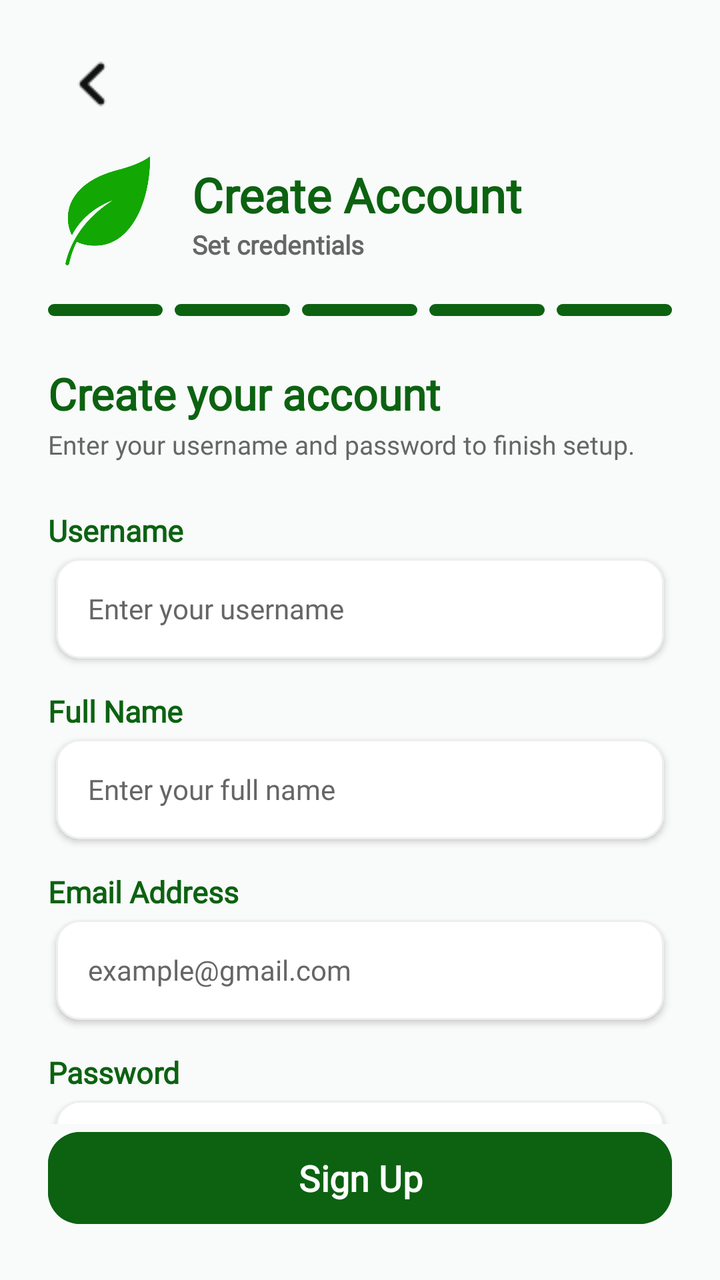
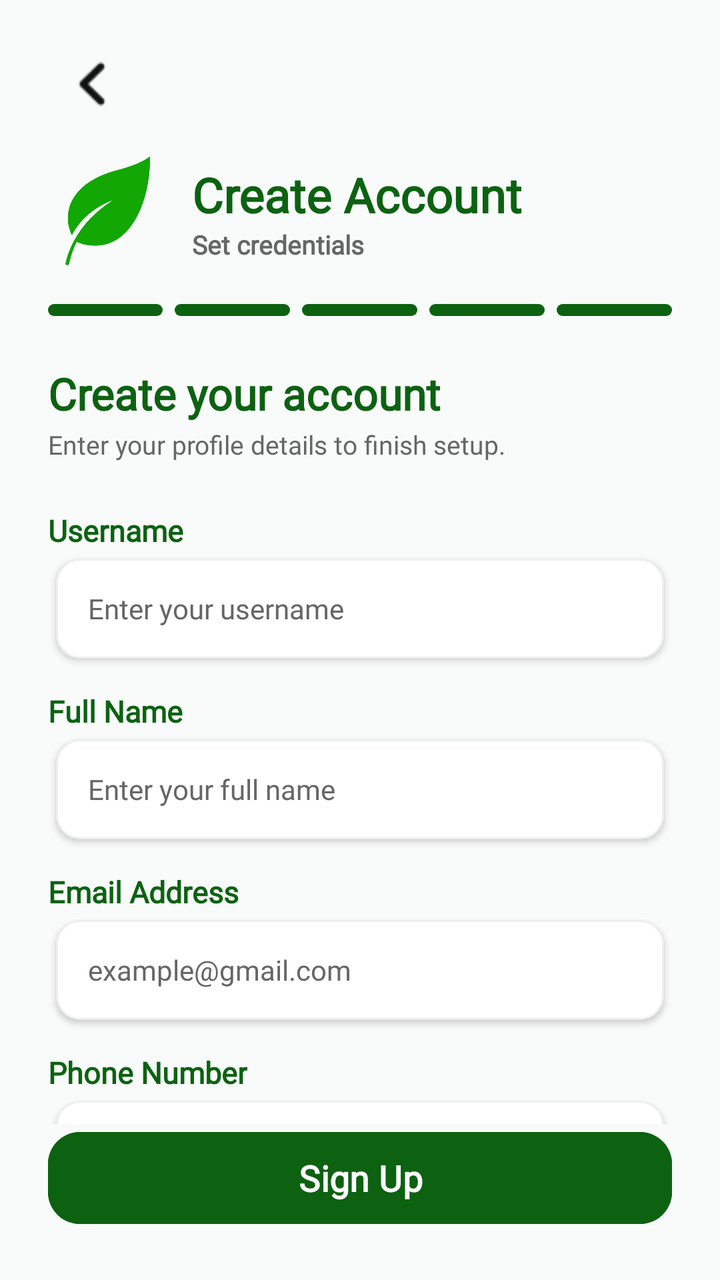

An Android layout rendered at two revisions. The XML below is the earlier revision; the diff shows what the commit changed to produce the second picture.
<!-- AndroidManifest.xml: application theme Theme.SmartGrow -->
<!-- res/layout/activity_register_step5.xml -->
<?xml version="1.0" encoding="utf-8"?>
<androidx.constraintlayout.widget.ConstraintLayout
    xmlns:android="http://schemas.android.com/apk/res/android"
    xmlns:app="http://schemas.android.com/apk/res-auto"
    xmlns:tools="http://schemas.android.com/tools"
    android:layout_width="match_parent"
    android:layout_height="match_parent"
    android:background="@color/background">

    
    <androidx.constraintlayout.widget.ConstraintLayout
        android:id="@+id/layout_header_fixed"
        android:layout_width="match_parent"
        android:layout_height="wrap_content"
        android:paddingHorizontal="24dp"
        android:paddingTop="20dp"
        android:paddingBottom="8dp"
        app:layout_constraintTop_toTopOf="parent">

        <ImageButton
            android:id="@+id/btn_register_back"
            android:layout_width="44dp"
            android:layout_height="44dp"
            android:background="?android:attr/selectableItemBackgroundBorderless"
            android:src="@drawable/back_button_login"
            android:contentDescription="Back"
            android:scaleType="centerInside"
            app:layout_constraintTop_toTopOf="parent"
            app:layout_constraintStart_toStartOf="parent"
            app:tint="@color/text_primary" />

        <LinearLayout
            android:id="@+id/layout_register_header"
            android:layout_width="0dp"
            android:layout_height="wrap_content"
            android:orientation="horizontal"
            android:gravity="center_vertical"
            android:layout_marginTop="12dp"
            app:layout_constraintTop_toBottomOf="@id/btn_register_back"
            app:layout_constraintStart_toStartOf="parent"
            app:layout_constraintEnd_toEndOf="parent">

            <ImageView
                android:layout_width="60dp"
                android:layout_height="60dp"
                android:src="@drawable/smartgrow_logo"
                app:tint="#12A703"
                android:contentDescription="SmartGrow Logo" />

            <LinearLayout
                android:layout_width="wrap_content"
                android:layout_height="wrap_content"
                android:orientation="vertical"
                android:layout_marginStart="12dp">

                <TextView
                    android:layout_width="wrap_content"
                    android:layout_height="wrap_content"
                    android:text="Create Account"
                    android:textSize="24sp"
                    android:textStyle="bold"
                    android:fontFamily="@font/poppins"
                    android:textColor="@color/primary_green" />

                <TextView
                    android:layout_width="wrap_content"
                    android:layout_height="wrap_content"
                    android:text="Set credentials"
                    android:textSize="13sp"
                    android:textStyle="bold"
                    android:fontFamily="@font/poppins"
                    android:textColor="@color/text_secondary" />
            </LinearLayout>
        </LinearLayout>

        <LinearLayout
            android:id="@+id/layout_indicator_bars"
            android:layout_width="match_parent"
            android:layout_height="6dp"
            android:orientation="horizontal"
            android:layout_marginTop="16dp"
            android:weightSum="5"
            app:layout_constraintTop_toBottomOf="@id/layout_register_header">

            <View android:layout_width="0dp" android:layout_height="match_parent" android:layout_weight="1" android:layout_marginEnd="6dp" android:background="@drawable/indicator_green" />
            <View android:layout_width="0dp" android:layout_height="match_parent" android:layout_weight="1" android:layout_marginEnd="6dp" android:background="@drawable/indicator_green" />
            <View android:layout_width="0dp" android:layout_height="match_parent" android:layout_weight="1" android:layout_marginEnd="6dp" android:background="@drawable/indicator_green" />
            <View android:layout_width="0dp" android:layout_height="match_parent" android:layout_weight="1" android:layout_marginEnd="6dp" android:background="@drawable/indicator_green" />
            <View android:layout_width="0dp" android:layout_height="match_parent" android:layout_weight="1" android:background="@drawable/indicator_green" />
        </LinearLayout>
    </androidx.constraintlayout.widget.ConstraintLayout>

    
    <androidx.core.widget.NestedScrollView
        android:id="@+id/scroll_view_content"
        android:layout_width="match_parent"
        android:layout_height="0dp"
        android:fillViewport="true"
        app:layout_constraintTop_toBottomOf="@id/layout_header_fixed"
        app:layout_constraintBottom_toTopOf="@id/btn_signup">

        <androidx.constraintlayout.widget.ConstraintLayout
            android:layout_width="match_parent"
            android:layout_height="wrap_content"
            android:paddingHorizontal="24dp"
            android:paddingTop="16dp"
            android:paddingBottom="24dp">

            <TextView
                android:id="@+id/tv_form_title"
                android:layout_width="match_parent"
                android:layout_height="wrap_content"
                android:text="Create your account"
                android:textSize="22sp"
                android:textStyle="bold"
                android:textColor="@color/primary_green"
                android:fontFamily="@font/poppins"
                app:layout_constraintTop_toTopOf="parent" />

            <TextView
                android:id="@+id/tv_form_subtitle"
                android:layout_width="match_parent"
                android:layout_height="wrap_content"
                android:text="Enter your username and password to finish setup."
                android:textSize="13sp"
                android:textColor="@color/text_secondary"
                android:fontFamily="@font/poppins"
                android:layout_marginTop="2dp"
                app:layout_constraintTop_toBottomOf="@id/tv_form_title" />

            <LinearLayout
                android:id="@+id/layout_fields"
                android:layout_width="match_parent"
                android:layout_height="wrap_content"
                android:orientation="vertical"
                android:layout_marginTop="24dp"
                app:layout_constraintTop_toBottomOf="@id/tv_form_subtitle">

                <TextView
                    android:layout_width="wrap_content"
                    android:layout_height="wrap_content"
                    android:text="Username" android:textColor="@color/primary_green"
                    android:textSize="15sp" android:textStyle="bold"
                    android:fontFamily="@font/poppins"
                    android:layout_marginBottom="4dp" />
                <com.google.android.material.card.MaterialCardView
                    android:layout_width="match_parent"
                    android:layout_height="50dp"
                    android:layout_marginHorizontal="4dp"
                    android:layout_marginBottom="16dp"
                    app:cardElevation="2dp"
                    app:cardCornerRadius="12dp"
                    app:cardBackgroundColor="@color/card_background"
                    app:strokeWidth="1dp"
                    app:strokeColor="@color/divider">
                    <EditText
                        android:id="@+id/et_username"
                        android:layout_width="match_parent"
                        android:layout_height="match_parent"
                        android:background="@null"
                        android:hint="Enter your username"
                        android:textColorHint="@color/text_secondary"
                        android:inputType="text"
                        android:paddingHorizontal="16dp"
                        android:textSize="14sp"
                        android:textColor="@color/text_primary"
                        android:fontFamily="@font/poppins" />
                </com.google.android.material.card.MaterialCardView>

                <TextView
                    android:layout_width="wrap_content"
                    android:layout_height="wrap_content"
                    android:text="Full Name"
                    android:textColor="@color/primary_green"
                    android:textSize="15sp"
                    android:textStyle="bold"
                    android:fontFamily="@font/poppins"
                    android:layout_marginBottom="4dp" />
                <com.google.android.material.card.MaterialCardView
                    android:layout_width="match_parent"
                    android:layout_height="50dp"
                    android:layout_marginHorizontal="4dp"
                    android:layout_marginBottom="16dp"
                    app:cardElevation="2dp"
                    app:cardCornerRadius="12dp"
                    app:cardBackgroundColor="@color/card_background"
                    app:strokeWidth="1dp"
                    app:strokeColor="@color/divider">
                    <EditText android:id="@+id/et_fullname"
                        android:layout_width="match_parent"
                        android:layout_height="match_parent"
                        android:background="@null"
                        android:hint="Enter your full name"
                        android:textColorHint="@color/text_secondary"
                        android:inputType="textPersonName"
                        android:paddingHorizontal="16dp"
                        android:textSize="14sp" android:textColor="@color/text_primary"
                        android:fontFamily="@font/poppins" />
                </com.google.android.material.card.MaterialCardView>

                <TextView
                    android:layout_width="wrap_content"
                    android:layout_height="wrap_content"
                    android:text="Email Address"
                    android:textColor="@color/primary_green"
                    android:textSize="15sp"
                    android:textStyle="bold"
                    android:fontFamily="@font/poppins"
                    android:layout_marginBottom="4dp" />
                <com.google.android.material.card.MaterialCardView
                    android:layout_width="match_parent"
                    android:layout_height="50dp"
                    android:layout_marginHorizontal="4dp"
                    android:layout_marginBottom="16dp"
                    app:cardElevation="2dp"
                    app:cardCornerRadius="12dp"
                    app:cardBackgroundColor="@color/card_background"
                    app:strokeWidth="1dp"
                    app:strokeColor="@color/divider">
                    <EditText android:id="@+id/et_email"
                        android:layout_width="match_parent"
                        android:layout_height="match_parent"
                        android:background="@null"
                        android:hint="example@gmail.com"
                        android:textColorHint="@color/text_secondary"
                        android:inputType="textEmailAddress"
                        android:paddingHorizontal="16dp"
                        android:textSize="14sp" android:textColor="@color/text_primary"
                        android:fontFamily="@font/poppins" />
                </com.google.android.material.card.MaterialCardView>

                <TextView
                    android:layout_width="wrap_content"
                    android:layout_height="wrap_content"
                    android:text="Password"
                    android:textColor="@color/primary_green"
                    android:textSize="15sp"
                    android:textStyle="bold"
                    android:fontFamily="@font/poppins"
                    android:layout_marginBottom="4dp" />
                <com.google.android.material.card.MaterialCardView
                    android:layout_width="match_parent"
                    android:layout_height="50dp"
                    android:layout_marginHorizontal="4dp"
                    android:layout_marginBottom="16dp"
                    app:cardElevation="2dp"
                    app:cardCornerRadius="12dp"
                    app:cardBackgroundColor="@color/card_background"
                    app:strokeWidth="1dp"
                    app:strokeColor="@color/divider">
                    <com.google.android.material.textfield.TextInputLayout
                        android:layout_width="match_parent"
                        android:layout_height="match_parent"
                        app:hintEnabled="false"
                        app:passwordToggleEnabled="true"
                        app:passwordToggleTint="@color/text_secondary"
                        style="@style/Widget.Design.TextInputLayout">
                        <com.google.android.material.textfield.TextInputEditText
                            android:id="@+id/et_password"
                            android:layout_width="match_parent"
                            android:layout_height="match_parent"
                            android:background="@null"
                            android:hint="Enter your password"
                            android:textColorHint="@color/text_secondary"
                            android:inputType="textPassword"
                            android:paddingHorizontal="16dp"
                            android:textSize="14sp"
                            android:textColor="@color/text_primary"
                            android:fontFamily="@font/poppins" />
                    </com.google.android.material.textfield.TextInputLayout>
                </com.google.android.material.card.MaterialCardView>

                <TextView
                    android:layout_width="wrap_content"
                    android:layout_height="wrap_content"
                    android:text="Confirm Password"
                    android:textColor="@color/primary_green"
                    android:textSize="15sp"
                    android:textStyle="bold"
                    android:fontFamily="@font/poppins"
                    android:layout_marginBottom="4dp" />
                <com.google.android.material.card.MaterialCardView
                    android:layout_width="match_parent"
                    android:layout_height="50dp"
                    android:layout_marginHorizontal="4dp"
                    android:layout_marginBottom="24dp"
                    app:cardElevation="2dp"
                    app:cardCornerRadius="12dp"
                    app:cardBackgroundColor="@color/card_background"
                    app:strokeWidth="1dp"
                    app:strokeColor="@color/divider">
                    <com.google.android.material.textfield.TextInputLayout
                        android:layout_width="match_parent"
                        android:layout_height="match_parent"
                        app:hintEnabled="false"
                        app:passwordToggleEnabled="true"
                        app:passwordToggleTint="@color/text_secondary"
                        style="@style/Widget.Design.TextInputLayout">
                        <com.google.android.material.textfield.TextInputEditText
                            android:id="@+id/et_confirm_password"
                            android:layout_width="match_parent"
                            android:layout_height="match_parent"
                            android:background="@null"
                            android:hint="Re-enter password"
                            android:textColorHint="@color/text_secondary"
                            android:inputType="textPassword"
                            android:paddingHorizontal="16dp"
                            android:textSize="14sp"
                            android:textColor="@color/text_primary"
                            android:fontFamily="@font/poppins" />
                    </com.google.android.material.textfield.TextInputLayout>
                </com.google.android.material.card.MaterialCardView>
            </LinearLayout>
        </androidx.constraintlayout.widget.ConstraintLayout>
    </androidx.core.widget.NestedScrollView>

    
    <com.google.android.material.button.MaterialButton
        android:id="@+id/btn_signup"
        android:layout_width="match_parent"
        android:layout_height="54dp"
        android:layout_marginHorizontal="24dp"
        android:layout_marginBottom="24dp"
        android:text="Sign Up"
        android:textSize="18sp"
        android:fontFamily="@font/poppins"
        android:textStyle="bold"
        android:textColor="@color/white"
        android:textAllCaps="false"
        android:backgroundTint="@color/primary_green"
        app:cornerRadius="16dp"
        android:elevation="4dp"
        app:layout_constraintBottom_toBottomOf="parent"
        app:layout_constraintStart_toStartOf="parent"
        app:layout_constraintEnd_toEndOf="parent" />

</androidx.constraintlayout.widget.ConstraintLayout>
<!-- resources referenced by this layout -->
<resources>
  <color name="background">#F9FAFA</color>
  <color name="card_background">#FFFFFF</color>
  <color name="divider">#EEEEEE</color>
  <color name="primary_green">#0C6211</color>
  <color name="text_primary">#111111</color>
  <color name="text_secondary">#666666</color>
  <color name="white">#FFFFFFFF</color>
  <!-- drawable back_button_login: png bitmap (drawable, 311 bytes) -->
  <!-- drawable indicator_green (drawable) -->
  <?xml version="1.0" encoding="utf-8"?>
  <shape xmlns:android="http://schemas.android.com/apk/res/android"
      android:shape="rectangle">
      <solid android:color="#0C6211" />
      <corners android:radius="4dp" />
  </shape>
  <!-- drawable smartgrow_logo: png bitmap (drawable, 73503 bytes) -->
  <style name="Theme.SmartGrow" parent="Base.Theme.SmartGrow" />
  <style name="Base.Theme.SmartGrow" parent="Theme.Material3.DayNight.NoActionBar">
          <item name="android:windowBackground">@color/background</item>
          <item name="android:windowDisablePreview">true</item>
  
          
          <item name="android:statusBarColor">@color/background</item>
          <item name="android:windowLightStatusBar">true</item>
  
          
          <item name="android:navigationBarColor">@color/background</item>
          <item name="android:windowLightNavigationBar" tools:targetApi="o">true</item>
  
          <item name="android:windowDrawsSystemBarBackgrounds">true</item>
          <item name="android:windowTranslucentStatus">false</item>
          <item name="android:windowTranslucentNavigation">false</item>
      </style>
</resources>

<!-- the commit's change to res/layout/activity_register_step5.xml (unified diff, before → after) -->
@@ -97,7 +97,7 @@
         android:layout_height="0dp"
         android:fillViewport="true"
         app:layout_constraintTop_toBottomOf="@id/layout_header_fixed"
-        app:layout_constraintBottom_toTopOf="@id/btn_signup">
+        app:layout_constraintBottom_toTopOf="@id/btn_sign_up">
 
         <androidx.constraintlayout.widget.ConstraintLayout
             android:layout_width="match_parent"
@@ -121,7 +121,7 @@
                 android:id="@+id/tv_form_subtitle"
                 android:layout_width="match_parent"
                 android:layout_height="wrap_content"
-                android:text="Enter your username and password to finish setup."
+                android:text="Enter your profile details to finish setup."
                 android:textSize="13sp"
                 android:textColor="@color/text_secondary"
                 android:fontFamily="@font/poppins"
@@ -136,11 +136,14 @@
                 android:layout_marginTop="24dp"
                 app:layout_constraintTop_toBottomOf="@id/tv_form_subtitle">
 
-                <TextView
-                    android:layout_width="wrap_content"
-                    android:layout_height="wrap_content"
-                    android:text="Username" android:textColor="@color/primary_green"
-                    android:textSize="15sp" android:textStyle="bold"
+                
+                <TextView
+                    android:layout_width="wrap_content"
+                    android:layout_height="wrap_content"
+                    android:text="Username"
+                    android:textColor="@color/primary_green"
+                    android:textSize="15sp"
+                    android:textStyle="bold"
                     android:fontFamily="@font/poppins"
                     android:layout_marginBottom="4dp" />
                 <com.google.android.material.card.MaterialCardView
@@ -154,7 +157,7 @@
                     app:strokeWidth="1dp"
                     app:strokeColor="@color/divider">
                     <EditText
-                        android:id="@+id/et_username"
+                        android:id="@+id/et_signup_username"
                         android:layout_width="match_parent"
                         android:layout_height="match_parent"
                         android:background="@null"
@@ -167,6 +170,7 @@
                         android:fontFamily="@font/poppins" />
                 </com.google.android.material.card.MaterialCardView>
 
+                
                 <TextView
                     android:layout_width="wrap_content"
                     android:layout_height="wrap_content"
@@ -186,7 +190,8 @@
                     app:cardBackgroundColor="@color/card_background"
                     app:strokeWidth="1dp"
                     app:strokeColor="@color/divider">
-                    <EditText android:id="@+id/et_fullname"
+                    <EditText
+                        android:id="@+id/et_signup_fullname"
                         android:layout_width="match_parent"
                         android:layout_height="match_parent"
                         android:background="@null"
@@ -194,10 +199,12 @@
                         android:textColorHint="@color/text_secondary"
                         android:inputType="textPersonName"
                         android:paddingHorizontal="16dp"
-                        android:textSize="14sp" android:textColor="@color/text_primary"
-                        android:fontFamily="@font/poppins" />
-                </com.google.android.material.card.MaterialCardView>
-
+                        android:textSize="14sp"
+                        android:textColor="@color/text_primary"
+                        android:fontFamily="@font/poppins" />
+                </com.google.android.material.card.MaterialCardView>
+
+                
                 <TextView
                     android:layout_width="wrap_content"
                     android:layout_height="wrap_content"
@@ -217,7 +224,8 @@
                     app:cardBackgroundColor="@color/card_background"
                     app:strokeWidth="1dp"
                     app:strokeColor="@color/divider">
-                    <EditText android:id="@+id/et_email"
+                    <EditText
+                        android:id="@+id/et_signup_email"
                         android:layout_width="match_parent"
                         android:layout_height="match_parent"
                         android:background="@null"
@@ -225,10 +233,80 @@
                         android:textColorHint="@color/text_secondary"
                         android:inputType="textEmailAddress"
                         android:paddingHorizontal="16dp"
-                        android:textSize="14sp" android:textColor="@color/text_primary"
-                        android:fontFamily="@font/poppins" />
-                </com.google.android.material.card.MaterialCardView>
-
+                        android:textSize="14sp"
+                        android:textColor="@color/text_primary"
+                        android:fontFamily="@font/poppins" />
+                </com.google.android.material.card.MaterialCardView>
+
+                
+                <TextView
+                    android:layout_width="wrap_content"
+                    android:layout_height="wrap_content"
+                    android:text="Phone Number"
+                    android:textColor="@color/primary_green"
+                    android:textSize="15sp"
+                    android:textStyle="bold"
+                    android:fontFamily="@font/poppins"
+                    android:layout_marginBottom="4dp" />
+                <com.google.android.material.card.MaterialCardView
+                    android:layout_width="match_parent"
+                    android:layout_height="50dp"
+                    android:layout_marginHorizontal="4dp"
+                    android:layout_marginBottom="16dp"
+                    app:cardElevation="2dp"
+                    app:cardCornerRadius="12dp"
+                    app:cardBackgroundColor="@color/card_background"
+                    app:strokeWidth="1dp"
+                    app:strokeColor="@color/divider">
+                    <EditText
+                        android:id="@+id/et_signup_phone"
+                        android:layout_width="match_parent"
+                        android:layout_height="match_parent"
+                        android:background="@null"
+                        android:hint="+1234567890"
+                        android:textColorHint="@color/text_secondary"
+                        android:inputType="phone"
+                        android:paddingHorizontal="16dp"
+                        android:textSize="14sp"
+                        android:textColor="@color/text_primary"
+                        android:fontFamily="@font/poppins" />
+                </com.google.android.material.card.MaterialCardView>
+
+                
+                <TextView
+                    android:layout_width="wrap_content"
+                    android:layout_height="wrap_content"
+                    android:text="Address"
+                    android:textColor="@color/primary_green"
+                    android:textSize="15sp"
+                    android:textStyle="bold"
+                    android:fontFamily="@font/poppins"
+                    android:layout_marginBottom="4dp" />
+                <com.google.android.material.card.MaterialCardView
+                    android:layout_width="match_parent"
+                    android:layout_height="50dp"
+                    android:layout_marginHorizontal="4dp"
+                    android:layout_marginBottom="16dp"
+                    app:cardElevation="2dp"
+                    app:cardCornerRadius="12dp"
+                    app:cardBackgroundColor="@color/card_background"
+                    app:strokeWidth="1dp"
+                    app:strokeColor="@color/divider">
+                    <EditText
+                        android:id="@+id/et_signup_address"
+                        android:layout_width="match_parent"
+                        android:layout_height="match_parent"
+                        android:background="@null"
+                        android:hint="Enter your address"
+                        android:textColorHint="@color/text_secondary"
+                        android:inputType="textPostalAddress"
+                        android:paddingHorizontal="16dp"
+                        android:textSize="14sp"
+                        android:textColor="@color/text_primary"
+                        android:fontFamily="@font/poppins" />
+                </com.google.android.material.card.MaterialCardView>
+
+                
                 <TextView
                     android:layout_width="wrap_content"
                     android:layout_height="wrap_content"
@@ -242,7 +320,6 @@
                     android:layout_width="match_parent"
                     android:layout_height="50dp"
                     android:layout_marginHorizontal="4dp"
-                    android:layout_marginBottom="16dp"
                     app:cardElevation="2dp"
                     app:cardCornerRadius="12dp"
                     app:cardBackgroundColor="@color/card_background"
@@ -256,7 +333,7 @@
                         app:passwordToggleTint="@color/text_secondary"
                         style="@style/Widget.Design.TextInputLayout">
                         <com.google.android.material.textfield.TextInputEditText
-                            android:id="@+id/et_password"
+                            android:id="@+id/et_signup_password"
                             android:layout_width="match_parent"
                             android:layout_height="match_parent"
                             android:background="@null"
@@ -270,6 +347,57 @@
                     </com.google.android.material.textfield.TextInputLayout>
                 </com.google.android.material.card.MaterialCardView>
 
+                
+                <LinearLayout
+                    android:id="@+id/layout_password_requirements"
+                    android:layout_width="match_parent"
+                    android:layout_height="wrap_content"
+                    android:orientation="vertical"
+                    android:layout_marginHorizontal="8dp"
+                    android:layout_marginTop="6dp"
+                    android:layout_marginBottom="16dp">
+
+                    <TextView
+                        android:id="@+id/tv_req_length"
+                        android:layout_width="wrap_content"
+                        android:layout_height="wrap_content"
+                        android:text="Password must be between 8 and 12 characters."
+                        android:textColor="#FF9800"
+                        android:textSize="12sp"
+                        android:fontFamily="@font/poppins"
+                        android:layout_marginBottom="2dp" />
+
+                    <TextView
+                        android:id="@+id/tv_req_uppercase"
+                        android:layout_width="wrap_content"
+                        android:layout_height="wrap_content"
+                        android:text="Password must include at least one uppercase letter."
+                        android:textColor="#FF9800"
+                        android:textSize="12sp"
+                        android:fontFamily="@font/poppins"
+                        android:layout_marginBottom="2dp" />
+
+                    <TextView
+                        android:id="@+id/tv_req_number"
+                        android:layout_width="wrap_content"
+                        android:layout_height="wrap_content"
+                        android:text="Password must include at least one number."
+                        android:textColor="#FF9800"
+                        android:textSize="12sp"
+                        android:fontFamily="@font/poppins"
+                        android:layout_marginBottom="2dp" />
+
+                    <TextView
+                        android:id="@+id/tv_req_special"
+                        android:layout_width="wrap_content"
+                        android:layout_height="wrap_content"
+                        android:text="Password must include at least one special character."
+                        android:textColor="#FF9800"
+                        android:textSize="12sp"
+                        android:fontFamily="@font/poppins" />
+                </LinearLayout>
+
+                
                 <TextView
                     android:layout_width="wrap_content"
                     android:layout_height="wrap_content"
@@ -310,13 +438,20 @@
                             android:fontFamily="@font/poppins" />
                     </com.google.android.material.textfield.TextInputLayout>
                 </com.google.android.material.card.MaterialCardView>
+
+                
+                <EditText android:id="@+id/et_choice1" android:layout_width="0dp" android:layout_height="0dp" android:visibility="gone" />
+                <EditText android:id="@+id/et_choice2" android:layout_width="0dp" android:layout_height="0dp" android:visibility="gone" />
+                <EditText android:id="@+id/et_choice3" android:layout_width="0dp" android:layout_height="0dp" android:visibility="gone" />
+                <EditText android:id="@+id/et_choice4" android:layout_width="0dp" android:layout_height="0dp" android:visibility="gone" />
+
             </LinearLayout>
         </androidx.constraintlayout.widget.ConstraintLayout>
     </androidx.core.widget.NestedScrollView>
 
     
     <com.google.android.material.button.MaterialButton
-        android:id="@+id/btn_signup"
+        android:id="@+id/btn_sign_up"
         android:layout_width="match_parent"
         android:layout_height="54dp"
         android:layout_marginHorizontal="24dp"
@@ -334,4 +469,16 @@
         app:layout_constraintStart_toStartOf="parent"
         app:layout_constraintEnd_toEndOf="parent" />
 
+    
+    <ProgressBar
+        android:id="@+id/pb_signup_loading"
+        android:layout_width="48dp"
+        android:layout_height="48dp"
+        android:visibility="gone"
+        android:indeterminateTint="@color/primary_green"
+        app:layout_constraintTop_toTopOf="parent"
+        app:layout_constraintBottom_toBottomOf="parent"
+        app:layout_constraintStart_toStartOf="parent"
+        app:layout_constraintEnd_toEndOf="parent" />
+
 </androidx.constraintlayout.widget.ConstraintLayout>
